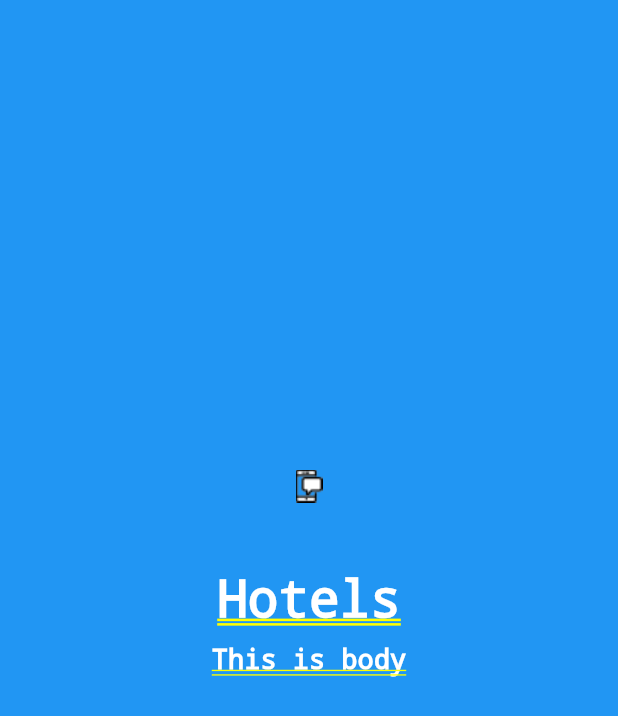
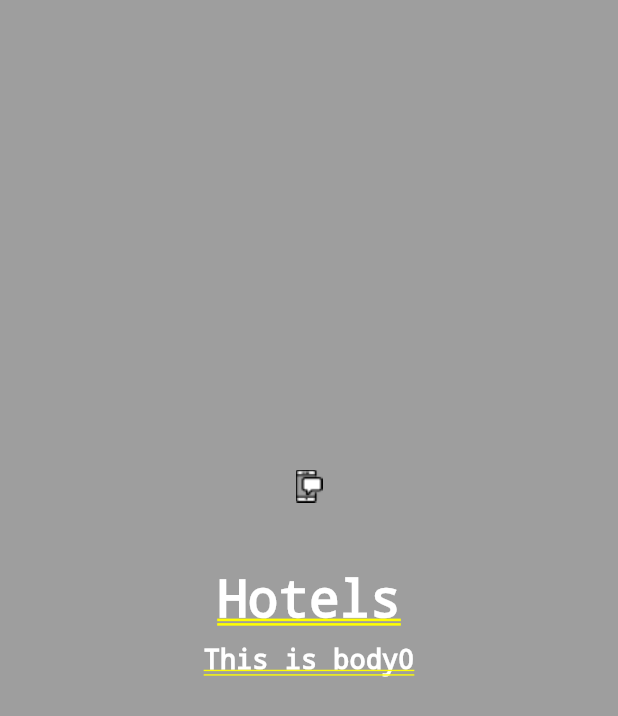
Before and after one commit to iLeafSolutionsPvtLtd/venueBooking-Flutter, a Flutter app: the screen it shows after launch, on a phone screen of 412 x 824 dp. Shown: the top 716 px of the screen. Run offline on Flutter 3.47's test engine with Material 2 defaults, Android fonts, the phone set to English and light mode, and no system bars; our stand-ins replace fluttertoast, rxdart, shared_preferences; missing offline and left inert: flutter_places_dialog, rect_getter.

Commit message:
page reveal added

```diff
--- a/lib/Modules/VenueList/page_reveal.dart
+++ b/lib/Modules/VenueList/page_reveal.dart
@@ -0,0 +1,14 @@
+import 'package:flutter/material.dart';
+
+class PageReveal extends StatelessWidget {
+
+  final double revealPercent;
+  final Widget child;
+
+  PageReveal({this.revealPercent,this.child});
+
+  @override
+  Widget build(BuildContext context) {
+    return Container();
+  }
+}
--- a/lib/Modules/VenueList/pages.dart
+++ b/lib/Modules/VenueList/pages.dart
@@ -1,28 +1,32 @@
 import 'package:flutter/material.dart';
+final pages = [
+  PageViewModel(Colors.grey, "assets/phoneMessageIcon.png", "Hotels",
+      "This is body0", null),
+  PageViewModel(
+      Colors.blue, "assets/football.png", "restaurants", "This is body1", null),
+  PageViewModel(
+      Colors.red, "assets/phoneIcon.png", "Teashops", "This is body2", null)
+];
 
 class Pages extends StatelessWidget {
   final PageViewModel viewModel;
+  final double percentVisible;
+  Pages({this.viewModel, this.percentVisible = 1.0});
 
-  Pages({this.viewModel});
-
-  final pages = [
-    PageViewModel(Colors.grey, "assets/phoneMessageIcon.png", "Hotels",
-        "This is body", null),
-    PageViewModel(
-        Colors.blue, "assets/football.png", "Hotels", "This is body", null),
-    PageViewModel(
-        Colors.red, "assets/phoneIcon.png", "Hotels", "This is body", null)
-  ];
 
   @override
   Widget build(BuildContext context) {
     return Container(
       width: double.infinity,
       color: viewModel.color,
+      child: Opacity(
+        opacity: percentVisible,
         child: Column(
           mainAxisAlignment: MainAxisAlignment.center,
           children: <Widget>[
-          Padding(
+            Transform(
+              transform: Matrix4.translationValues(0.0, (50.0)* (1.0 - percentVisible) , 0.0),
+              child: Padding(
                 child: Image.asset(
                   viewModel.assetPath,
                   width: 50,
@@ -30,22 +34,30 @@ class Pages extends StatelessWidget {
                 ),
                 padding: EdgeInsets.only(bottom: 20.0),
               ),
-          Padding(
+            ),
+            Transform(
+              transform: Matrix4.translationValues(0.0, 30.0*(1.0-percentVisible), 0.0),
+              child: Padding(
                 padding: EdgeInsets.only(top: 10.0, bottom: 10.0),
                 child: Text(
                   viewModel.title,
                   style: TextStyle(color: Colors.white, fontSize: 34),
                 ),
               ),
-          Padding(
+            ),
+            Transform(
+              transform: Matrix4.translationValues(0.0, 30.0*(1.0-percentVisible), 0.0),
+              child: Padding(
                 padding: EdgeInsets.only(bottom: 75.0),
                 child: Text(
                   viewModel.body,
                   style: TextStyle(color: Colors.white, fontSize: 18),
                   textAlign: TextAlign.center,
                 ),
+              ),
             )
           ],
+        ),
       ),
     );
   }
--- a/lib/Modules/VenueList/venue_list_view.dart
+++ b/lib/Modules/VenueList/venue_list_view.dart
@@ -8,8 +8,12 @@ class VenueListView extends StatelessWidget {
       home: Stack(
         children: <Widget>[
           Pages(
-            viewModel: PageViewModel(Colors.blue, "assets/phoneMessageIcon.png",
-                "Hotels", "This is body", null),
+            viewModel:pages[2],
+            percentVisible: 1.0,
+          ),
+          Pages(
+            viewModel: pages[0],
+            percentVisible: 1.0,
           )
         ],
       ),
```
Lines whose indentation alone changed are shown as unchanged.
